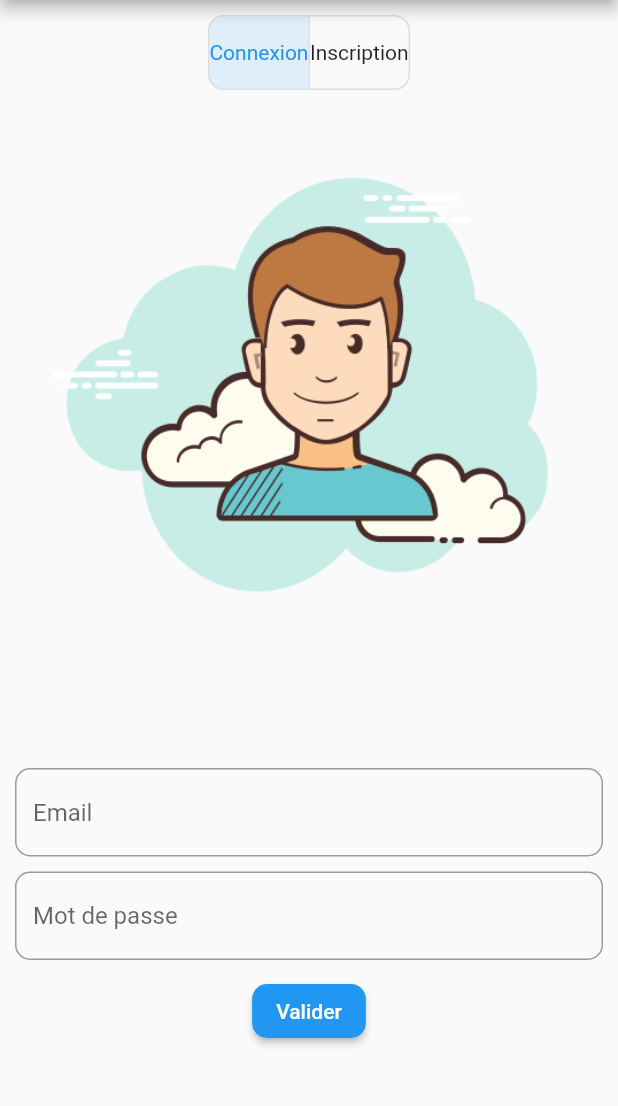
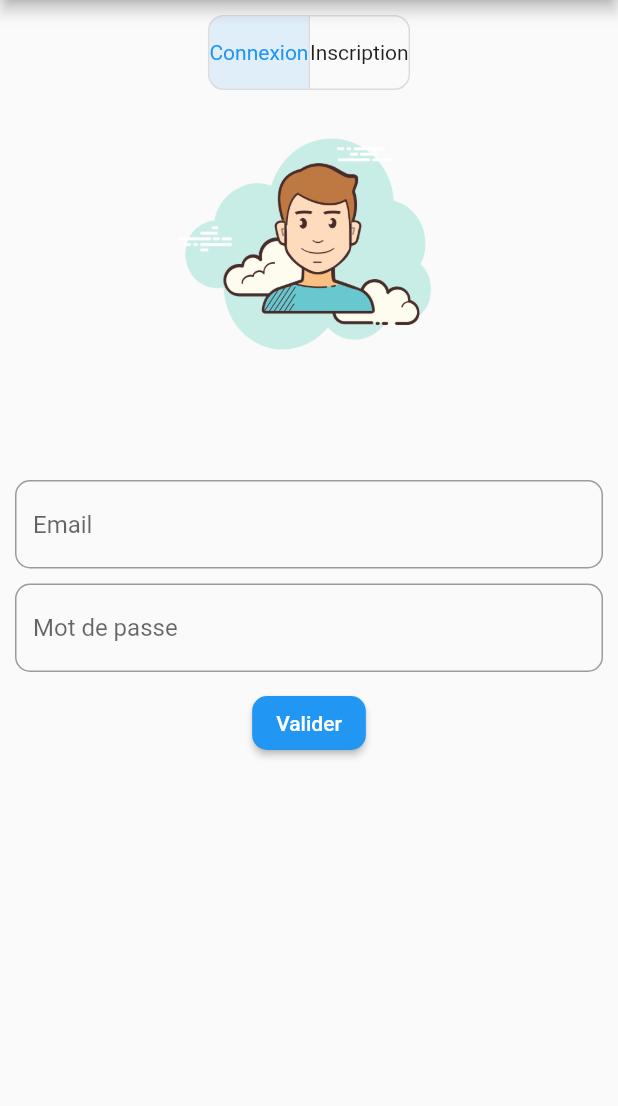
Before and after one commit to jimmy-martin/flutter-chat, a Flutter app: the screen it shows after launch, on a phone screen of 412 x 824 dp, the part 84-1190 px from its top. Run offline on Flutter 3.47's test engine with Material 2 defaults, Android fonts, the phone set to English and light mode, and no system bars; our stand-ins replace cloud_firestore, file_picker, firebase_auth, firebase_core, firebase_storage, lottie and 1 more; accounts and stored records are empty.

Commit message:
home page v2(name)

```diff
--- a/lib/main.dart
+++ b/lib/main.dart
@@ -123,7 +123,7 @@ class _HomePageState extends State<HomePage> {
 
         //image
         const SizedBox(height: 5),
-        Image.asset(defaultImage),
+        Image.asset(defaultImage,height: 200, width: 200),
         const SizedBox(height: 5),
 
         const SizedBox(height: 20),
@@ -142,16 +142,21 @@ class _HomePageState extends State<HomePage> {
             ),
             const SizedBox(width: 15),
             if (selection[0] == false)
-              Container(
-                width: MediaQuery.of(context).size.width * 0.4,
+
+            Expanded(
+              child: Container(
                 child: TextField(
                   controller: lastname,
                   decoration: InputDecoration(
                       border: OutlineInputBorder(
-                          borderRadius: BorderRadius.circular(10)),
-                      hintText: "Nom"),
+                          borderRadius: BorderRadius.circular(10)
+                      ),
+                      hintText: "Nom"
+                  ),
                 ),
               ),
+            ),
+
           ]),
 
         const SizedBox(height: 10),
```
